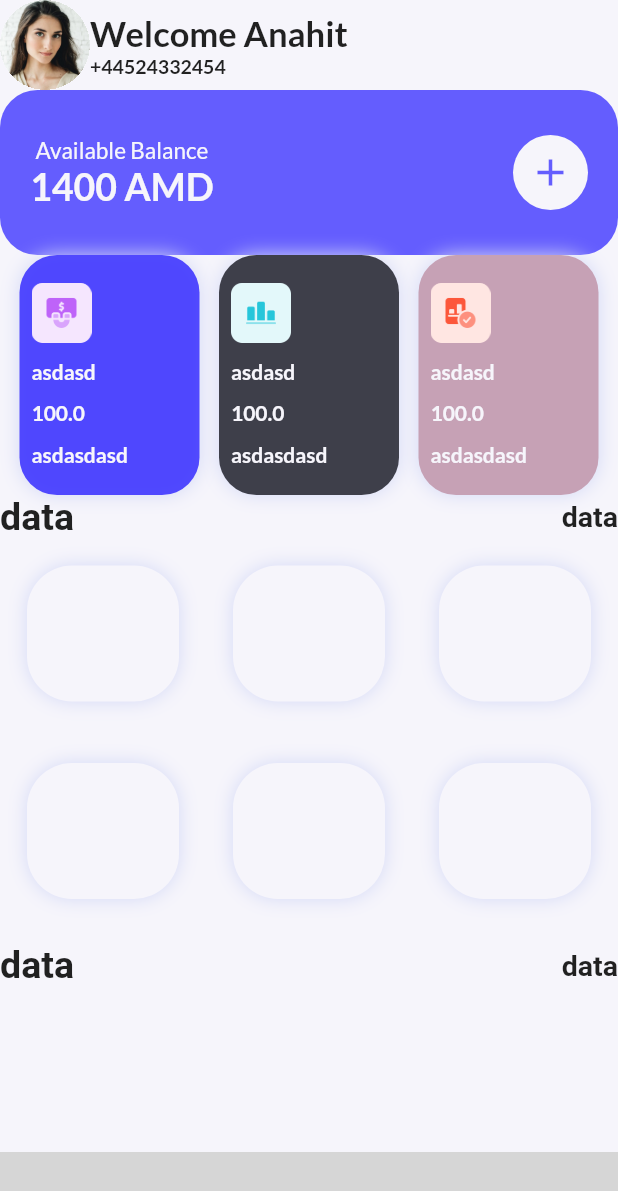
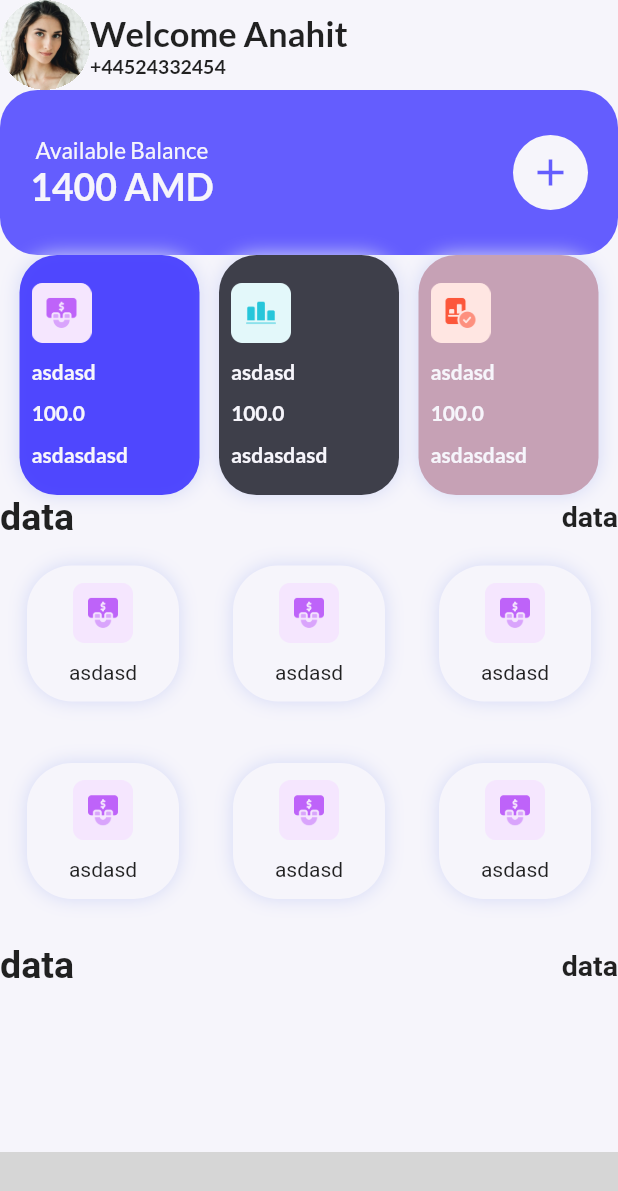
Before and after one commit to mahmoud-eslami/network_manager_ui, a Flutter app: the screen it shows after launch, on a phone screen of 412 x 824 dp. Shown: the top 1191 px of the screen. Run offline on Flutter 3.47's test engine with Material 2 defaults, Android fonts, the light colour scheme and no system bars; our stand-ins replace google_fonts; missing offline and left inert: bottom_animation; grey boxes are pictures that could not be loaded.

Commit message:
home page skeleton completed

```diff
--- a/lib/screens/home.dart
+++ b/lib/screens/home.dart
@@ -164,7 +164,7 @@ class DynamicBody extends StatelessWidget {
               SizedBox(
                 height: 270,
                 child: Padding(
-                  padding: EdgeInsets.symmetric(horizontal: 10,vertical: 10),
+                  padding: EdgeInsets.symmetric(horizontal: 10, vertical: 10),
                   child: GridView.builder(
                       itemCount: 6,
                       gridDelegate: SliverGridDelegateWithFixedCrossAxisCount(
@@ -187,7 +187,16 @@ class DynamicBody extends StatelessWidget {
                                     color: AppColor.lightIndigo,
                                     blurRadius: 10,
                                   )
-                              ]
+                                ]),
+                            child: Column(
+                              mainAxisAlignment: MainAxisAlignment.spaceEvenly,
+                              children: [
+                                Image.asset(
+                                  'assets/images/buss.png',
+                                  width: 40,
+                                ),
+                                Text('asdasd')
+                              ],
                             ),
                           ),
                         );
```
Lines whose indentation alone changed are shown as unchanged.
